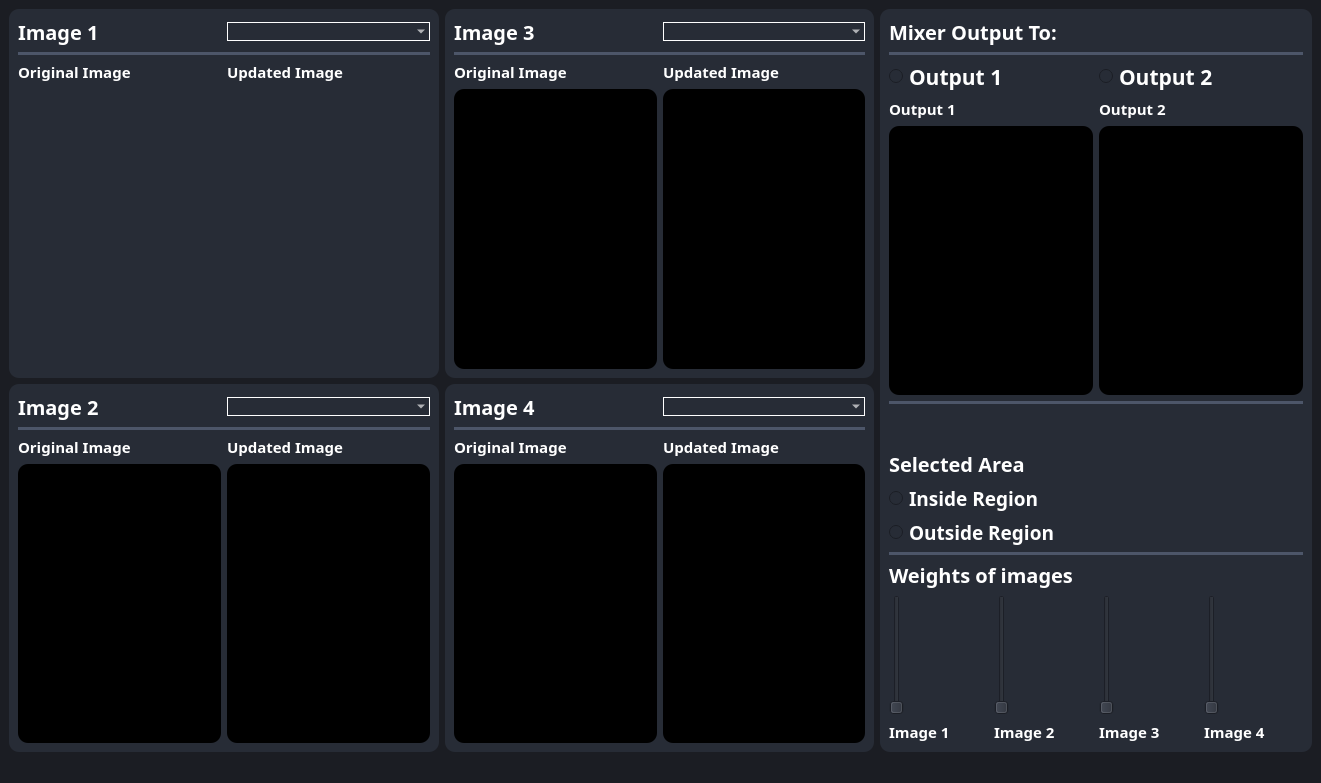
Above: MainWindow.ui from joyou159/Fourier-Image-Mixer before the change. Below: the same form after it.
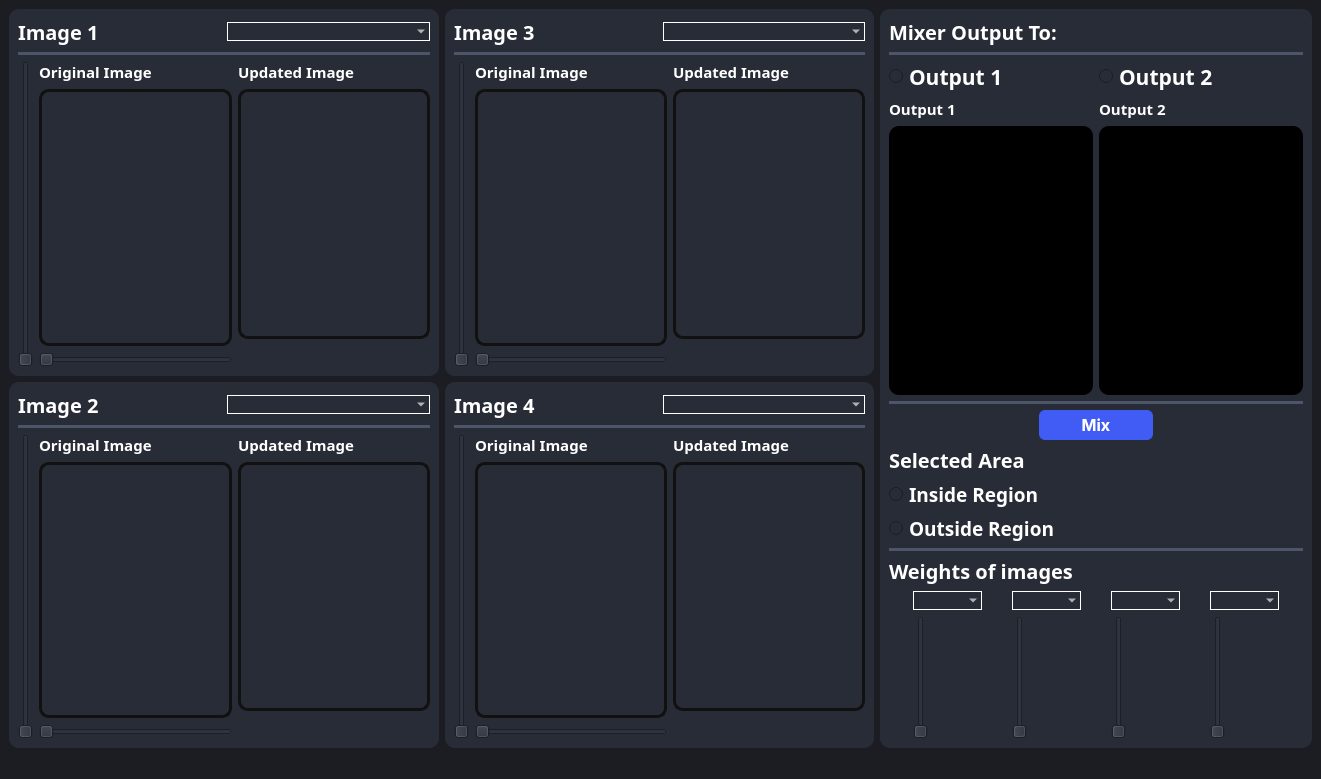
That is the form after the change.

Commit message: add brightness and contrast sliders

Diff of the .ui file:
```diff
--- a/MainWindow.ui
+++ b/MainWindow.ui
@@ -7,7 +7,7 @@
     <x>0</x>
     <y>0</y>
     <width>1321</width>
-    <height>783</height>
+    <height>779</height>
    </rect>
   </property>
   <property name="windowTitle">
@@ -122,7 +122,20 @@
                <item>
                 <layout class="QHBoxLayout" name="horizontalLayout_2">
                  <item>
-                  <layout class="QVBoxLayout" name="verticalLayout" stretch="0,5">
+                  <widget class="QSlider" name="brightnessSlider1">
+                   <property name="sizePolicy">
+                    <sizepolicy hsizetype="Fixed" vsizetype="Minimum">
+                     <horstretch>0</horstretch>
+                     <verstretch>0</verstretch>
+                    </sizepolicy>
+                   </property>
+                   <property name="orientation">
+                    <enum>Qt::Vertical</enum>
+                   </property>
+                  </widget>
+                 </item>
+                 <item>
+                  <layout class="QVBoxLayout" name="verticalLayout" stretch="0,5,0">
                    <item>
                     <widget class="QLabel" name="label_2">
                      <property name="font">
@@ -145,14 +158,29 @@
                    <item>
                     <widget class="QWidget" name="original1" native="true">
                      <property name="styleSheet">
-                      <string notr="true"/>
+                      <string notr="true">QWidget {
+ border: 3px solid rgb(17,17,17);
+}</string>
+                     </property>
+                    </widget>
+                   </item>
+                   <item>
+                    <widget class="QSlider" name="contrastSlider1">
+                     <property name="sizePolicy">
+                      <sizepolicy hsizetype="Minimum" vsizetype="Fixed">
+                       <horstretch>0</horstretch>
+                       <verstretch>0</verstretch>
+                      </sizepolicy>
+                     </property>
+                     <property name="orientation">
+                      <enum>Qt::Horizontal</enum>
                      </property>
                     </widget>
                    </item>
                   </layout>
                  </item>
                  <item>
-                  <layout class="QVBoxLayout" name="verticalLayout_2" stretch="0,5">
+                  <layout class="QVBoxLayout" name="verticalLayout_2" stretch="0,5,0">
                    <item>
                     <widget class="QLabel" name="label_3">
                      <property name="font">
@@ -174,10 +202,26 @@
                    <item>
                     <widget class="QWidget" name="widget_2" native="true">
                      <property name="styleSheet">
-                      <string notr="true"/>
+                      <string notr="true">border: 3px solid rgb(17,17,17);</string>
                      </property>
                     </widget>
                    </item>
+                   <item>
+                    <spacer name="verticalSpacer">
+                     <property name="orientation">
+                      <enum>Qt::Vertical</enum>
+                     </property>
+                     <property name="sizeType">
+                      <enum>QSizePolicy::Maximum</enum>
+                     </property>
+                     <property name="sizeHint" stdset="0">
+                      <size>
+                       <width>20</width>
+                       <height>28</height>
+                      </size>
+                     </property>
+                    </spacer>
+                   </item>
                   </layout>
                  </item>
                 </layout>
@@ -280,7 +324,20 @@
                <item>
                 <layout class="QHBoxLayout" name="horizontalLayout_4">
                  <item>
-                  <layout class="QVBoxLayout" name="verticalLayout_5" stretch="0,5">
+                  <widget class="QSlider" name="brightnessSlider2">
+                   <property name="sizePolicy">
+                    <sizepolicy hsizetype="Fixed" vsizetype="Minimum">
+                     <horstretch>0</horstretch>
+                     <verstretch>0</verstretch>
+                    </sizepolicy>
+                   </property>
+                   <property name="orientation">
+                    <enum>Qt::Vertical</enum>
+                   </property>
+                  </widget>
+                 </item>
+                 <item>
+                  <layout class="QVBoxLayout" name="verticalLayout_5" stretch="0,5,0">
                    <item>
                     <widget class="QLabel" name="label_5">
                      <property name="font">
@@ -302,14 +359,27 @@
                    <item>
                     <widget class="QWidget" name="original2" native="true">
                      <property name="styleSheet">
-                      <string notr="true">background-color: rgb(0, 0, 0);</string>
+                      <string notr="true">border: 3px solid rgb(17,17,17);</string>
+                     </property>
+                    </widget>
+                   </item>
+                   <item>
+                    <widget class="QSlider" name="contrastSlider2">
+                     <property name="sizePolicy">
+                      <sizepolicy hsizetype="Minimum" vsizetype="Fixed">
+                       <horstretch>0</horstretch>
+                       <verstretch>0</verstretch>
+                      </sizepolicy>
+                     </property>
+                     <property name="orientation">
+                      <enum>Qt::Horizontal</enum>
                      </property>
                     </widget>
                    </item>
                   </layout>
                  </item>
                  <item>
-                  <layout class="QVBoxLayout" name="verticalLayout_6" stretch="0,5">
+                  <layout class="QVBoxLayout" name="verticalLayout_6" stretch="0,5,0">
                    <item>
                     <widget class="QLabel" name="label_6">
                      <property name="font">
@@ -331,10 +401,26 @@
                    <item>
                     <widget class="QWidget" name="widget_4" native="true">
                      <property name="styleSheet">
-                      <string notr="true">background-color: rgb(0, 0, 0);</string>
+                      <string notr="true">border: 3px solid rgb(17,17,17);</string>
                      </property>
                     </widget>
                    </item>
+                   <item>
+                    <spacer name="verticalSpacer_3">
+                     <property name="orientation">
+                      <enum>Qt::Vertical</enum>
+                     </property>
+                     <property name="sizeType">
+                      <enum>QSizePolicy::Maximum</enum>
+                     </property>
+                     <property name="sizeHint" stdset="0">
+                      <size>
+                       <width>20</width>
+                       <height>28</height>
+                      </size>
+                     </property>
+                    </spacer>
+                   </item>
                   </layout>
                  </item>
                 </layout>
@@ -435,7 +521,20 @@
                <item>
                 <layout class="QHBoxLayout" name="horizontalLayout_6">
                  <item>
-                  <layout class="QVBoxLayout" name="verticalLayout_10" stretch="0,5">
+                  <widget class="QSlider" name="brightnessSlider3">
+                   <property name="sizePolicy">
+                    <sizepolicy hsizetype="Fixed" vsizetype="Minimum">
+                     <horstretch>0</horstretch>
+                     <verstretch>0</verstretch>
+                    </sizepolicy>
+                   </property>
+                   <property name="orientation">
+                    <enum>Qt::Vertical</enum>
+                   </property>
+                  </widget>
+                 </item>
+                 <item>
+                  <layout class="QVBoxLayout" name="verticalLayout_10" stretch="0,5,0">
                    <item>
                     <widget class="QLabel" name="label_8">
                      <property name="font">
@@ -457,14 +556,27 @@
                    <item>
                     <widget class="QWidget" name="original3" native="true">
                      <property name="styleSheet">
-                      <string notr="true">background-color: rgb(0, 0, 0);</string>
+                      <string notr="true">border: 3px solid rgb(17,17,17);</string>
+                     </property>
+                    </widget>
+                   </item>
+                   <item>
+                    <widget class="QSlider" name="contrastSlider3">
+                     <property name="sizePolicy">
+                      <sizepolicy hsizetype="Minimum" vsizetype="Fixed">
+                       <horstretch>0</horstretch>
+                       <verstretch>0</verstretch>
+                      </sizepolicy>
+                     </property>
+                     <property name="orientation">
+                      <enum>Qt::Horizontal</enum>
                      </property>
                     </widget>
                    </item>
                   </layout>
                  </item>
                  <item>
-                  <layout class="QVBoxLayout" name="verticalLayout_11" stretch="0,5">
+                  <layout class="QVBoxLayout" name="verticalLayout_11" stretch="0,5,0">
                    <item>
                     <widget class="QLabel" name="label_9">
                      <property name="font">
@@ -486,10 +598,26 @@
                    <item>
                     <widget class="QWidget" name="widget_6" native="true">
                      <property name="styleSheet">
-                      <string notr="true">background-color: rgb(0, 0, 0);</string>
+                      <string notr="true">border: 3px solid rgb(17,17,17);</string>
                      </property>
                     </widget>
                    </item>
+                   <item>
+                    <spacer name="verticalSpacer_2">
+                     <property name="orientation">
+                      <enum>Qt::Vertical</enum>
+                     </property>
+                     <property name="sizeType">
+                      <enum>QSizePolicy::Maximum</enum>
+                     </property>
+                     <property name="sizeHint" stdset="0">
+                      <size>
+                       <width>20</width>
+                       <height>28</height>
+                      </size>
+                     </property>
+                    </spacer>
+                   </item>
                   </layout>
                  </item>
                 </layout>
@@ -586,7 +714,20 @@
                <item>
                 <layout class="QHBoxLayout" name="horizontalLayout_8">
                  <item>
-                  <layout class="QVBoxLayout" name="verticalLayout_13" stretch="0,5">
+                  <widget class="QSlider" name="brightnessSlider4">
+                   <property name="sizePolicy">
+                    <sizepolicy hsizetype="Fixed" vsizetype="Minimum">
+                     <horstretch>0</horstretch>
+                     <verstretch>0</verstretch>
+                    </sizepolicy>
+                   </property>
+                   <property name="orientation">
+                    <enum>Qt::Vertical</enum>
+                   </property>
+                  </widget>
+                 </item>
+                 <item>
+                  <layout class="QVBoxLayout" name="verticalLayout_13" stretch="0,5,0">
                    <item>
                     <widget class="QLabel" name="label_11">
                      <property name="font">
@@ -608,14 +749,27 @@
                    <item>
                     <widget class="QWidget" name="original4" native="true">
                      <property name="styleSheet">
-                      <string notr="true">background-color: rgb(0, 0, 0);</string>
+                      <string notr="true">border: 3px solid rgb(17,17,17);</string>
+                     </property>
+                    </widget>
+                   </item>
+                   <item>
+                    <widget class="QSlider" name="contrastSlider4">
+                     <property name="sizePolicy">
+                      <sizepolicy hsizetype="Minimum" vsizetype="Fixed">
+                       <horstretch>0</horstretch>
+                       <verstretch>0</verstretch>
+                      </sizepolicy>
+                     </property>
+                     <property name="orientation">
+                      <enum>Qt::Horizontal</enum>
                      </property>
                     </widget>
                    </item>
                   </layout>
                  </item>
                  <item>
-                  <layout class="QVBoxLayout" name="verticalLayout_14" stretch="0,5">
+                  <layout class="QVBoxLayout" name="verticalLayout_14" stretch="0,5,0">
                    <item>
                     <widget class="QLabel" name="label_12">
                      <property name="font">
@@ -637,10 +791,26 @@
                    <item>
                     <widget class="QWidget" name="widget_8" native="true">
                      <property name="styleSheet">
-                      <string notr="true">background-color: rgb(0, 0, 0);</string>
+                      <string notr="true">border: 3px solid rgb(17,17,17);</string>
                      </property>
                     </widget>
                    </item>
+                   <item>
+                    <spacer name="verticalSpacer_4">
+                     <property name="orientation">
+                      <enum>Qt::Vertical</enum>
+                     </property>
+                     <property name="sizeType">
+                      <enum>QSizePolicy::Maximum</enum>
+                     </property>
+                     <property name="sizeHint" stdset="0">
+                      <size>
+                       <width>20</width>
+                       <height>28</height>
+                      </size>
+                     </property>
+                    </spacer>
+                   </item>
                   </layout>
                  </item>
                 </layout>
@@ -850,20 +1020,44 @@
           </widget>
          </item>
          <item>
-          <spacer name="verticalSpacer">
-           <property name="orientation">
-            <enum>Qt::Vertical</enum>
+          <widget class="QPushButton" name="mixxer">
+           <property name="font">
+            <font>
+             <family>-apple-system</family>
+             <pointsize>12</pointsize>
+             <bold>true</bold>
+            </font>
            </property>
-           <property name="sizeType">
-            <enum>QSizePolicy::Maximum</enum>
+           <property name="layoutDirection">
+            <enum>Qt::LeftToRight</enum>
            </property>
-           <property name="sizeHint" stdset="0">
-            <size>
-             <width>20</width>
-             <height>40</height>
-            </size>
+           <property name="styleSheet">
+            <string notr="true">QPushButton{
+  appearance: button;
+  background-color: #405cf5;
+  border-radius: 6px;
+  border-width: 0;
+  box-shadow: rgba(50, 50, 93, .1) 0 0 0 1px inset,rgba(50, 50, 93, .1) 0 2px 5px 0,rgba(0, 0, 0, .07) 0 1px 1px 0;
+  color: #fff;
+  cursor: pointer;
+  font-family: -apple-system,system-ui,&quot;Segoe UI&quot;,Roboto,&quot;Helvetica Neue&quot;,Ubuntu,sans-serif;
+  height: 30px;
+  margin: 0 150px 0 150px;
+  position: center;
+  width:30%;
+}
+QPushButton:hover{
+background-color: #283999;
+}
+QPushButton:pressed{
+background-color: #1c2973;
+}
+</string>
            </property>
-          </spacer>
+           <property name="text">
+            <string>Mix</string>
+           </property>
+          </widget>
          </item>
          <item>
           <widget class="QLabel" name="label_21">
@@ -975,39 +1169,27 @@
            <item>
             <layout class="QVBoxLayout" name="verticalLayout_17">
              <item>
-              <widget class="QSlider" name="verticalSlider">
-               <property name="layoutDirection">
-                <enum>Qt::LeftToRight</enum>
-               </property>
-               <property name="orientation">
-                <enum>Qt::Vertical</enum>
+              <widget class="QComboBox" name="combo11">
+               <property name="styleSheet">
+                <string notr="true">QComboBox {
+    font-family: &quot;Overpass&quot;;
+    font-weight: 600; /* Semibold */
+    font-size: 10pt; /* Adjust the font size as needed */
+    color: white; /* Set the text color to white */
+    border: 1px solid white; /* Set the border to 1px solid white */
+background: rgba(74, 74, 74, 0);
+	border-radius: 10px;
+}</string>
                </property>
               </widget>
              </item>
              <item>
-              <widget class="QLabel" name="label_16">
-               <property name="font">
-                <font>
-                 <family>Oswald SemiBold</family>
-                 <pointsize>11</pointsize>
-                 <bold>true</bold>
-                </font>
-               </property>
+              <widget class="QSlider" name="verticalSlider_1">
                <property name="layoutDirection">
                 <enum>Qt::LeftToRight</enum>
                </property>
-               <property name="styleSheet">
-                <string notr="true">color:white;
-font-weight:10000px;</string>
-               </property>
-               <property name="text">
-                <string>Image 1 </string>
-               </property>
-               <property name="textFormat">
-                <enum>Qt::PlainText</enum>
-               </property>
-               <property name="alignment">
-                <set>Qt::AlignJustify|Qt::AlignVCenter</set>
+               <property name="orientation">
+                <enum>Qt::Vertical</enum>
                </property>
               </widget>
              </item>
@@ -1015,6 +1197,21 @@
            </item>
            <item>
             <layout class="QVBoxLayout" name="verticalLayout_18">
+             <item>
+              <widget class="QComboBox" name="combo12">
+               <property name="styleSheet">
+                <string notr="true">QComboBox {
+    font-family: &quot;Overpass&quot;;
+    font-weight: 600; /* Semibold */
+    font-size: 10pt; /* Adjust the font size as needed */
+    color: white; /* Set the text color to white */
+    border: 1px solid white; /* Set the border to 1px solid white */
+background: rgba(74, 74, 74, 0);
+	border-radius: 10px;
+}</string>
+               </property>
+              </widget>
+             </item>
              <item>
               <widget class="QSlider" name="verticalSlider_2">
                <property name="orientation">
@@ -1022,28 +1219,25 @@
                </property>
               </widget>
              </item>
-             <item>
-              <widget class="QLabel" name="label_17">
-               <property name="font">
-                <font>
-                 <family>Oswald SemiBold</family>
-                 <pointsize>11</pointsize>
-                 <bold>true</bold>
-                </font>
-               </property>
-               <property name="styleSheet">
-                <string notr="true">color:white;
-font-weight:10000px;</string>
-               </property>
-               <property name="text">
-                <string>Image 2</string>
-               </property>
-              </widget>
-             </item>
             </layout>
            </item>
            <item>
             <layout class="QVBoxLayout" name="verticalLayout_19">
+             <item>
+              <widget class="QComboBox" name="combo13">
+               <property name="styleSheet">
+                <string notr="true">QComboBox {
+    font-family: &quot;Overpass&quot;;
+    font-weight: 600; /* Semibold */
+    font-size: 10pt; /* Adjust the font size as needed */
+    color: white; /* Set the text color to white */
+    border: 1px solid white; /* Set the border to 1px solid white */
+background: rgba(74, 74, 74, 0);
+	border-radius: 10px;
+}</string>
+               </property>
+              </widget>
+             </item>
              <item>
               <widget class="QSlider" name="verticalSlider_3">
                <property name="orientation">
@@ -1051,28 +1245,25 @@
                </property>
               </widget>
              </item>
-             <item>
-              <widget class="QLabel" name="label_18">
-               <property name="font">
-                <font>
-                 <family>Oswald SemiBold</family>
-                 <pointsize>11</pointsize>
-                 <bold>true</bold>
-                </font>
-               </property>
-               <property name="styleSheet">
-                <string notr="true">color:white;
-font-weight:10000px;</string>
-               </property>
-               <property name="text">
-                <string>Image 3 </string>
-               </property>
-              </widget>
-             </item>
             </layout>
            </item>
            <item>
             <layout class="QVBoxLayout" name="verticalLayout_20">
+             <item>
+              <widget class="QComboBox" name="combo14">
+               <property name="styleSheet">
+                <string notr="true">QComboBox {
+    font-family: &quot;Overpass&quot;;
+    font-weight: 600; /* Semibold */
+    font-size: 10pt; /* Adjust the font size as needed */
+    color: white; /* Set the text color to white */
+    border: 1px solid white; /* Set the border to 1px solid white */
+background: rgba(74, 74, 74, 0);
+	border-radius: 10px;
+}</string>
+               </property>
+              </widget>
+             </item>
              <item>
               <widget class="QSlider" name="verticalSlider_4">
                <property name="orientation">
@@ -1080,24 +1271,6 @@
                </property>
               </widget>
              </item>
-             <item>
-              <widget class="QLabel" name="label_19">
-               <property name="font">
-                <font>
-                 <family>Oswald SemiBold</family>
-                 <pointsize>11</pointsize>
-                 <bold>true</bold>
-                </font>
-               </property>
-               <property name="styleSheet">
-                <string notr="true">color:white;
-font-weight:10000px;</string>
-               </property>
-               <property name="text">
-                <string>Image 4 </string>
-               </property>
-              </widget>
-             </item>
             </layout>
            </item>
           </layout>
```
Left out of the diff: 42 changed lines with no effect on the pictures.
